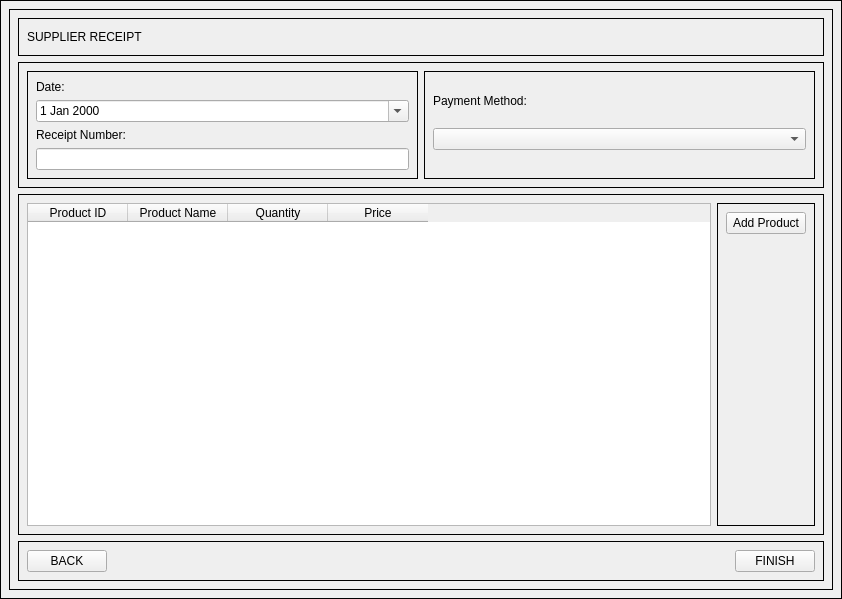
First picture: the form in Screens/MainMenuScreens/Records/Add_Receipt.ui, repository Bideiro/Ranil_project_py, before the edit.
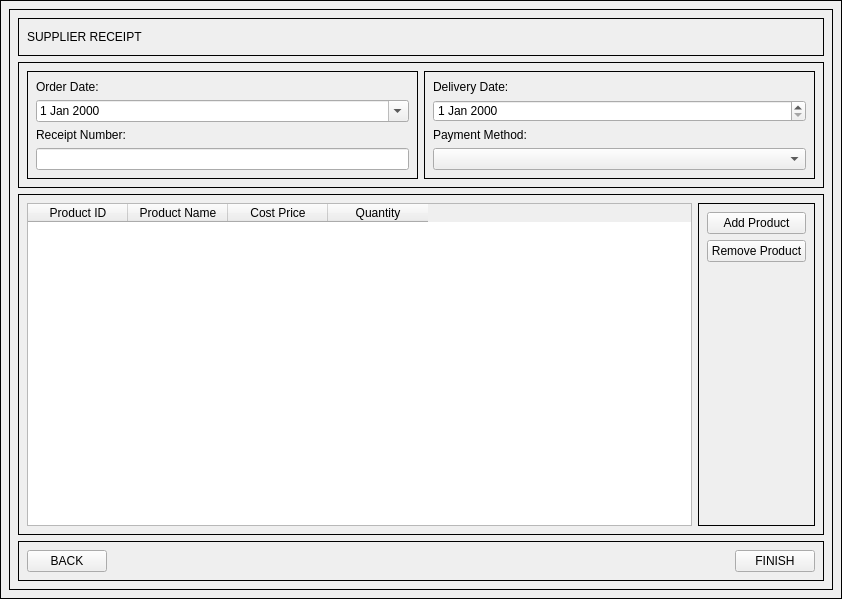
Second picture: the form after the edit.

Commit message: partially working add receipt

```diff
--- a/Screens/MainMenuScreens/Records/Add_Receipt.ui
+++ b/Screens/MainMenuScreens/Records/Add_Receipt.ui
@@ -58,7 +58,7 @@
              <item>
               <widget class="QLabel" name="label_2">
                <property name="text">
-                <string>Date:</string>
+                <string>Order Date:</string>
                </property>
               </widget>
              </item>
@@ -80,7 +80,14 @@
               </widget>
              </item>
              <item>
-              <widget class="QLineEdit" name="RNumber_LE"/>
+              <widget class="QLineEdit" name="RNumber_LE">
+               <property name="sizePolicy">
+                <sizepolicy hsizetype="Minimum" vsizetype="Fixed">
+                 <horstretch>0</horstretch>
+                 <verstretch>0</verstretch>
+                </sizepolicy>
+               </property>
+              </widget>
              </item>
             </layout>
            </widget>
@@ -88,6 +95,16 @@
           <item>
            <widget class="QWidget" name="widget_8" native="true">
             <layout class="QVBoxLayout" name="verticalLayout_2">
+             <item>
+              <widget class="QLabel" name="label_5">
+               <property name="text">
+                <string>Delivery Date:</string>
+               </property>
+              </widget>
+             </item>
+             <item>
+              <widget class="QDateEdit" name="dateEdit"/>
+             </item>
              <item>
               <widget class="QLabel" name="label_4">
                <property name="text">
@@ -98,19 +115,6 @@
              <item>
               <widget class="QComboBox" name="PMethod_Cb"/>
              </item>
-             <item>
-              <spacer name="horizontalSpacer_3">
-               <property name="orientation">
-                <enum>Qt::Horizontal</enum>
-               </property>
-               <property name="sizeHint" stdset="0">
-                <size>
-                 <width>40</width>
-                 <height>20</height>
-                </size>
-               </property>
-              </spacer>
-             </item>
             </layout>
            </widget>
           </item>
@@ -121,7 +125,7 @@
         <widget class="QWidget" name="widget_4" native="true">
          <layout class="QHBoxLayout" name="horizontalLayout">
           <item>
-           <widget class="QTableWidget" name="Product_Table">
+           <widget class="QTableWidget" name="Products_Table">
             <property name="editTriggers">
              <set>QAbstractItemView::NoEditTriggers</set>
             </property>
@@ -144,16 +148,16 @@
               <string>Product Name</string>
              </property>
             </column>
+            <column>
+             <property name="text">
+              <string>Cost Price</string>
+             </property>
+            </column>
             <column>
              <property name="text">
               <string>Quantity</string>
              </property>
             </column>
-            <column>
-             <property name="text">
-              <string>Price</string>
-             </property>
-            </column>
            </widget>
           </item>
           <item>
@@ -166,6 +170,13 @@
                </property>
               </widget>
              </item>
+             <item>
+              <widget class="QPushButton" name="RProduct_btn">
+               <property name="text">
+                <string>Remove Product</string>
+               </property>
+              </widget>
+             </item>
              <item>
               <spacer name="verticalSpacer">
                <property name="orientation">
```
The commit also changes 15 other files.
